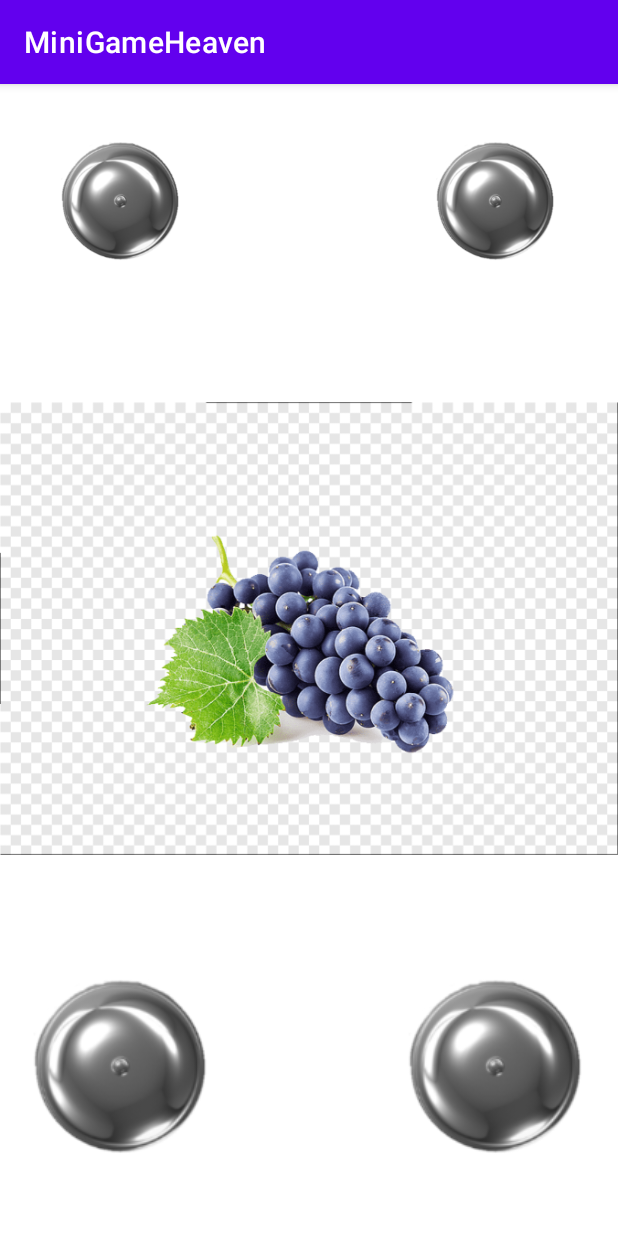
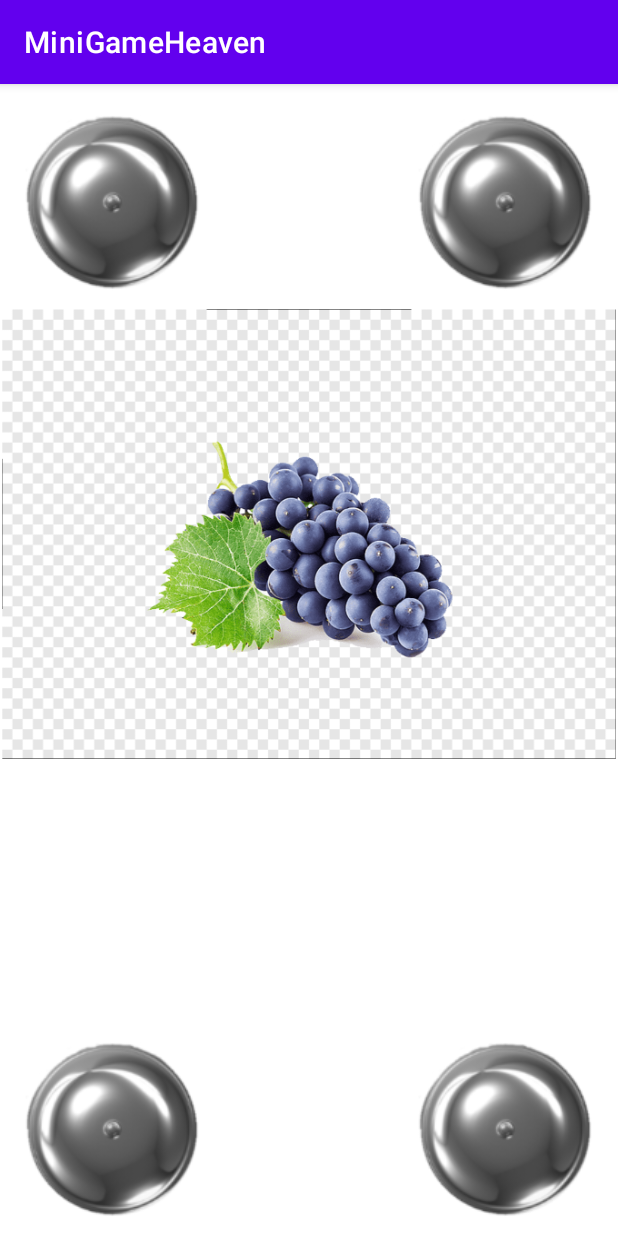
Before and after one commit to ziuni/MiniGameHeaven, an Android app: the screen it shows after launch (MainActivity), on a phone screen of 412 x 824 dp. Run offline under Robolectric (Android 15) with nearby library versions, the phone set to English and light mode, and no system bars.

Commit message:
타이머도 있고 버튼이 조금 바뀜

```diff
--- a/app/src/main/res/layout/activity_main.xml
+++ b/app/src/main/res/layout/activity_main.xml
@@ -11,20 +11,21 @@
         android:id="@+id/bell_button_1"
         android:layout_width="150dp"
         android:layout_height="150dp"
-        android:layout_marginStart="5dp"
-        android:layout_marginLeft="0dp"
+        android:layout_alignParentTop="true"
+        android:layout_alignParentLeft="true"
         android:background="@drawable/button_shape_circle"
+        android:scaleType="fitCenter"
         android:src="@drawable/bell"
         />
 
     <ImageButton
         android:id="@+id/bell_button_2"
-        android:layout_toRightOf="@id/bell_button_1"
+        android:layout_alignParentTop="true"
+        android:layout_alignParentRight="true"
         android:layout_width="150dp"
         android:layout_height="150dp"
-        android:layout_marginStart="100dp"
-        android:layout_marginLeft="0dp"
         android:background="@drawable/button_shape_circle"
+        android:scaleType="fitCenter"
         android:src="@drawable/bell" />
 
     <!-- 카드 놓는 구역. height는 426dp -->
@@ -32,36 +33,32 @@
         android:id="@+id/card_ground"
         android:layout_below="@id/bell_button_1"
         android:layout_width="wrap_content"
-        android:layout_height="426dp">
+        android:layout_height="300dp">
         <ImageView
             android:id="@+id/image_grape"
             android:layout_width="wrap_content"
             android:layout_height="match_parent"
             android:background="@drawable/button_shape_circle"
             android:src="@drawable/grape" />
-
     </LinearLayout>
 
 
     <ImageButton
         android:id="@+id/bell_button_3"
-        android:layout_below="@id/card_ground"
+        android:layout_alignParentLeft="true"
+        android:layout_alignParentBottom="true"
         android:layout_width="150dp"
         android:layout_height="150dp"
-        android:layout_marginStart="5dp"
-        android:layout_marginLeft="0dp"
         android:background="@drawable/button_shape_circle"
         android:scaleType="fitCenter"
         android:src="@drawable/bell" />
 
     <ImageButton
         android:id="@+id/bell_button_4"
-        android:layout_toRightOf="@id/bell_button_3"
-        android:layout_below="@id/card_ground"
+        android:layout_alignParentRight="true"
+        android:layout_alignParentBottom="true"
         android:layout_width="150dp"
         android:layout_height="150dp"
-        android:layout_marginStart="100dp"
-        android:layout_marginLeft="0dp"
         android:background="@drawable/button_shape_circle"
         android:scaleType="fitCenter"
         android:src="@drawable/bell" />
```
